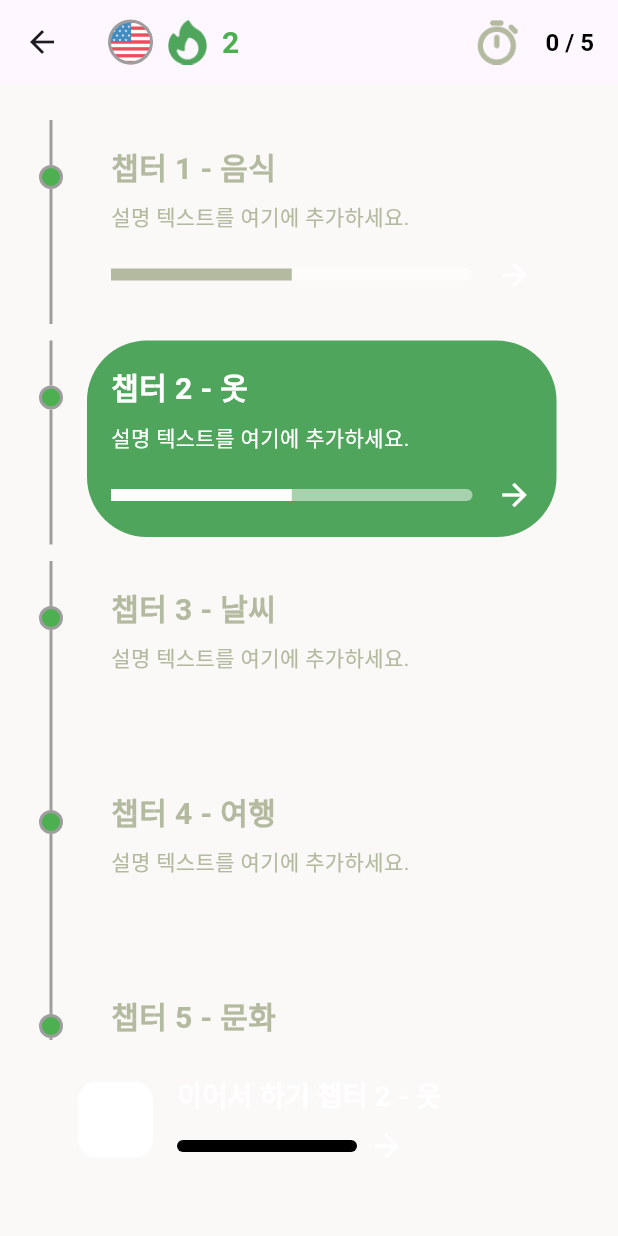
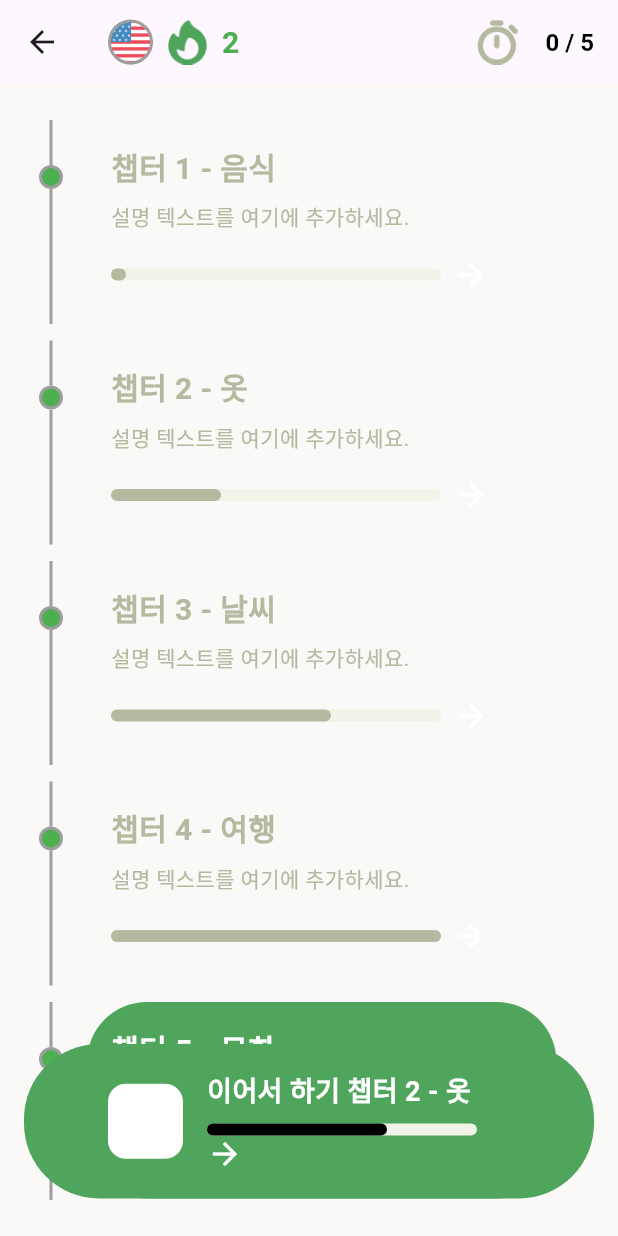
Before and after one commit to jiyoon0227/lanny_program, a Flutter app: the HomeScreen screen opened directly, on a phone screen of 412 x 824 dp. Run offline on Flutter 3.47's test engine with Material 3 defaults, Android fonts, the phone set to English and light mode, and no system bars; our stand-ins replace cloud_firestore, firebase_auth, firebase_core; accounts and stored records are empty.

Commit message:
update home_screen's structure

```diff
--- a/lib/screens/home_screen.dart
+++ b/lib/screens/home_screen.dart
@@ -3,8 +3,10 @@ import 'package:lanny_program/widgets/daily_learning_goal_popup.dart'; // 팝업
 import 'package:lanny_program/learning/learning_screen1.dart'; // learning_screen1 임포트
 
 class HomeScreen extends StatelessWidget {
-  final int selectedChapter = 1; // 사용자가 선택한 챕터 인덱스
+  final int selectedChapter = 4; // 사용자가 선택한 챕터 인덱스
   final List<String> chapterNames = ['음식', '옷', '날씨', '여행', '문화', '인사', '소속']; // 챕터명 리스트 임시 데이터
+  final List<int> progressValues = [0, 5, 10, 15, 7, 8, 12]; // 챕터별 진행도 리스트 (0~15)
+
 
   @override
   Widget build(BuildContext context) {
@@ -21,7 +23,9 @@ class HomeScreen extends StatelessWidget {
                   decoration: BoxDecoration(
                     shape: BoxShape.circle,
                     image: DecorationImage(
-                      image: AssetImage('assets/images/lang_english_circle.png'), // 사용할 이미지 경로
+                      image: AssetImage(
+                          'assets/images/lang_english_circle.png'),
+                      // 사용할 이미지 경로
                       fit: BoxFit.cover, // 이미지를 원형에 맞게 채움
                     ),
                     border: Border.all(
@@ -78,31 +82,39 @@ class HomeScreen extends StatelessWidget {
           ],
         ),
       ),
-      body: Padding(
-        padding: const EdgeInsets.symmetric(horizontal: 16.0, vertical: 24.0),
-        child: Column(
-          crossAxisAlignment: CrossAxisAlignment.start,
+      body: Stack(
         children: [
-            Expanded(
-              child: SingleChildScrollView(
-                child: Column(
-                  children: List.generate(7, (index) {
+          Padding(
+            padding: const EdgeInsets.symmetric(
+                horizontal: 16.0, vertical: 24.0),
+            child: ListView(
+              padding: EdgeInsets.only(bottom: 100), // 이어서 하기 버튼 공간 확보
+              children: [
+                ...List.generate(7, (index) {
                   bool isSelected = index == selectedChapter; // 선택된 챕터 여부 설정
-                    bool showGauge = index <= selectedChapter; // 선택된 챕터 및 이전 챕터에만 게이지 표시
-                    return _buildChapterSection(context, index, isSelected, showGauge);
+                  bool showGauge = index <=
+                      selectedChapter; // 선택된 챕터 및 이전 챕터에만 게이지 표시
+                  return _buildChapterSection(
+                      context, index, isSelected, showGauge,
+                      progressValues[index]);
                 }),
+                const SizedBox(height: 16),
+              ],
             ),
           ),
+          Positioned(
+            bottom: 25,
+            left: 16,
+            right: 16,
+            child: _buildContinueTile(), // 이어서 하기 버튼을 항상 하단에 고정
           ),
-            const SizedBox(height: 16),
-            _buildContinueTile(),
         ],
-        ),
       ),
     );
   }
 
-  Widget _buildChapterSection(BuildContext context, int index, bool isSelected, bool showGauge) {
+  Widget _buildChapterSection(BuildContext context, int index, bool isSelected,
+      bool showGauge, int progress) {
     return Row(
       crossAxisAlignment: CrossAxisAlignment.start,
       children: [
@@ -148,7 +160,8 @@ class HomeScreen extends StatelessWidget {
                 "설명 텍스트를 여기에 추가하세요.",
                 isSelected,
                 showGauge,
-            ),
+                progress,
+                index),
           ),
         ),
         const SizedBox(width: 25),
@@ -156,11 +169,16 @@ class HomeScreen extends StatelessWidget {
     );
   }
 
-  Widget _buildChapterTile(String title, String description, bool isSelected, bool showGauge) {
+  Widget _buildChapterTile(String title, String description, bool isSelected,
+      bool showGauge, int progress, int index) {
+    double progressValue = (progress / 15).clamp(0.0, 1.0); // 진행도를 0~1 사이 값으로 변환
+    double progressWidth = progress == 0 ? 10 : progressValue * 220; // 진행도가 0일 경우 최소 길이 10 설정
+    double maxProgressWidth = 220; // 최대 진행도 길이 (15 상태일 때의 길이)
+
     return Container(
       padding: const EdgeInsets.all(16.0),
       margin: const EdgeInsets.only(bottom: 16.0),
-      width: 300,
+      width: double.infinity,
       decoration: BoxDecoration(
         color: isSelected ? Color(0xFF4FA55B) : Colors.transparent, // 선택된 챕터 여부에 따라 배경색 설정
         borderRadius: BorderRadius.circular(40),
@@ -184,27 +202,32 @@ class HomeScreen extends StatelessWidget {
               fontSize: 14,
             ),
           ),
-          if (showGauge) ...[ // 선택된 챕터 및 이전 챕터에만 게이지 바 표시
+          if (showGauge) ...[
             const SizedBox(height: 16),
             Row(
-              mainAxisAlignment: MainAxisAlignment.spaceBetween,
               children: [
-                Expanded(
-                  child: Container(
+                Stack(
+                  children: [
+                    Container(
                       height: 8,
+                      width: maxProgressWidth,
                       decoration: BoxDecoration(
-                      color: Colors.white.withOpacity(0.5),
+                        color: Color(0xFFF1F3E8), // 최대 진행도 길이의 게이지 색상 (겹치는 부분)
                         borderRadius: BorderRadius.circular(4),
                       ),
-                    child: LinearProgressIndicator(
-                      value: 0.5,
-                      backgroundColor: Colors.transparent,
-                      valueColor: AlwaysStoppedAnimation<Color>(showGauge && !isSelected ? Color(0xFFB3BA9F) : Colors.white),
+                    ),
+                    Container(
+                      height: 8,
+                      width: progressWidth,
+                      decoration: BoxDecoration(
+                        color: isSelected ? Color(0xFF232323) : Color(0xFFB3BA9F), // 선택된 챕터 여부에 따라 게이지 색상 설정
+                        borderRadius: BorderRadius.circular(4),
                       ),
                     ),
+                  ],
                 ),
-                const SizedBox(width: 16),
-                Icon(Icons.arrow_forward, color: Colors.white),
+                const SizedBox(width: 8),
+                Icon(Icons.arrow_forward, color: Colors.white), // 화살표를 게이지 오른쪽에 배치
               ],
             ),
           ],
@@ -213,10 +236,16 @@ class HomeScreen extends StatelessWidget {
     );
   }
 
+
   Widget _buildContinueTile() {
     return Container(
+      padding: const EdgeInsets.symmetric(horizontal: 20, vertical: 10), // 외부 패딩 추가
+      decoration: BoxDecoration(
+        color: Color(0xFF4FA55B), // 컨테이너 색상
+        borderRadius: BorderRadius.circular(50), // 모서리를 둥글게
+      ),
+      child: Container(
         padding: const EdgeInsets.symmetric(horizontal: 16.0, vertical: 8.0),
-      margin: const EdgeInsets.only(bottom: 16.0),
         decoration: BoxDecoration(
           color: Colors.transparent,
           borderRadius: BorderRadius.circular(50),
@@ -248,17 +277,27 @@ class HomeScreen extends StatelessWidget {
                       ),
                     ),
                     const SizedBox(height: 8),
-                  Row(
+                    Stack(
                       children: [
                         Container(
-                        width: 120,
+                          width: 180,
+                          height: 8,
+                          decoration: BoxDecoration(
+                            color: Color(0xFFF1F3E8),
+                            borderRadius: BorderRadius.circular(4),
+                          ),
+                        ),
+                        Container(
+                          width: 120, // 진행된 게이지의 길이를 줄임
                           height: 8,
                           decoration: BoxDecoration(
                             color: Colors.black,
                             borderRadius: BorderRadius.circular(4),
                           ),
                         ),
-                      const SizedBox(width: 8),
+
+                      ],
+                    ),
                     Icon(Icons.arrow_forward, color: Colors.white),
                   ],
                 ),
@@ -266,7 +305,6 @@ class HomeScreen extends StatelessWidget {
             ),
           ],
         ),
-        ],
       ),
     );
   }
```
Lines whose indentation alone changed are shown as unchanged.
